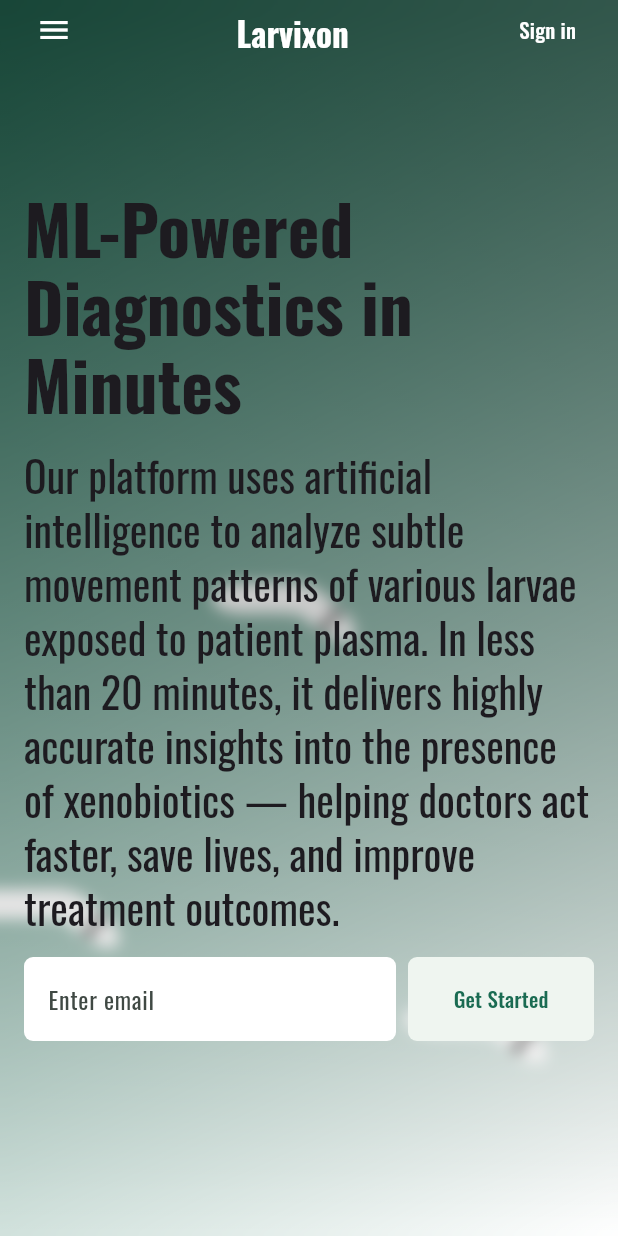
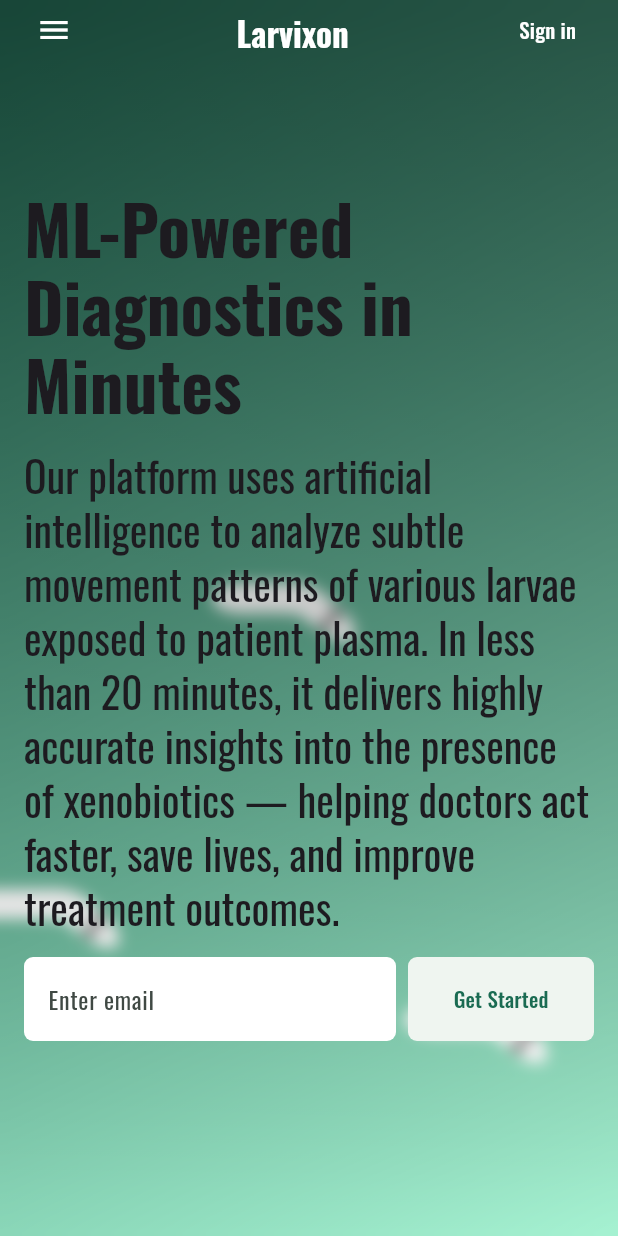
Before and after one commit to LarvixON-ZPI/larvixon-frontend, a Flutter app: the screen it shows after launch, on a phone screen of 412 x 824 dp. Run offline on Flutter 3.47's test engine with Material 3 defaults, Android fonts, the phone set to English and light mode, and no system bars; our stand-ins replace bloc, dio, equatable, file_picker, flutter_bloc, flutter_secure_storage and 6 more; missing offline and left inert: dart:ffi.

Commit message:
fix: update background gradient colors for improved theme consistency

```diff
--- a/lib/src/common/widgets/background.dart
+++ b/lib/src/common/widgets/background.dart
@@ -12,8 +12,8 @@ class Background extends StatelessWidget {
       decoration: BoxDecoration(
         gradient: LinearGradient(
           colors: [
-            Theme.of(context).colorScheme.primary,
-            Theme.of(context).colorScheme.onPrimary,
+            Theme.of(context).colorScheme.surfaceTint,
+            Theme.of(context).colorScheme.primaryContainer,
           ],
           begin: Alignment.topLeft,
           end: Alignment.bottomRight,
```
